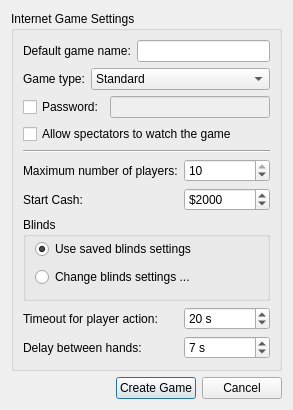
Qt form src/gui/qt/createinternetgamedialog.ui (ph4n70mr1ddl3r/pokerth) before a commit.
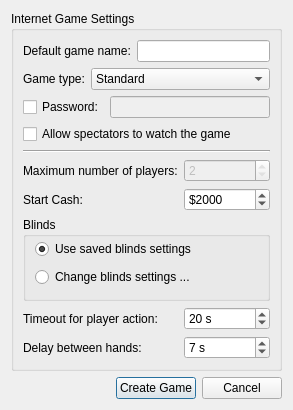
The same form after that commit. Icons and pictures are not drawn.

Patch:
```diff
--- a/src/gui/qt/createinternetgamedialog.ui
+++ b/src/gui/qt/createinternetgamedialog.ui
@@ -154,14 +154,17 @@
       </item>
       <item row="5" column="1">
        <widget class="QSpinBox" name="spinBox_quantityPlayers">
+        <property name="enabled">
+         <bool>false</bool>
+        </property>
         <property name="minimum">
          <number>2</number>
         </property>
         <property name="maximum">
-         <number>10</number>
+         <number>2</number>
         </property>
         <property name="value">
-         <number>10</number>
+         <number>2</number>
         </property>
        </widget>
       </item>
```
